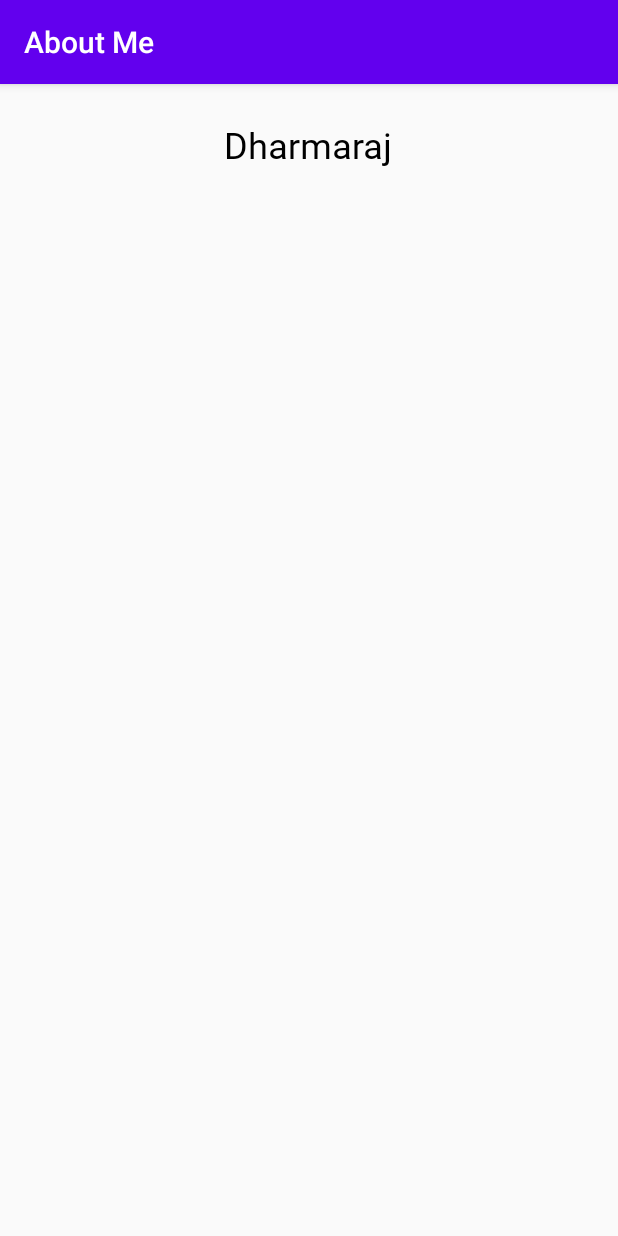
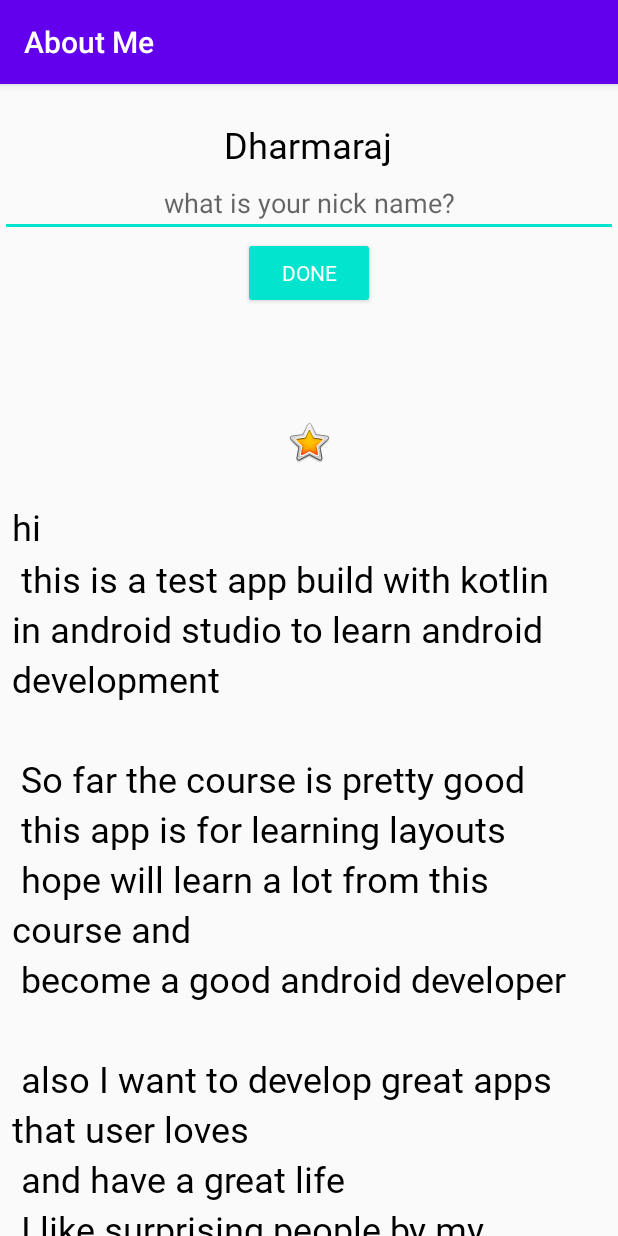
Before and after one commit to dharmaraj-techie/AboutMe, an Android app: the screen it shows after launch (MainActivity), on a phone screen of 412 x 824 dp. Run offline under Robolectric (Android 15) with nearby library versions, the phone set to English and light mode, and no system bars.

Commit message:
add editText field

```diff
--- a/app/src/main/java/com/example/aboutme/MainActivity.kt
+++ b/app/src/main/java/com/example/aboutme/MainActivity.kt
@@ -1,12 +1,35 @@
 package com.example.aboutme
 
+import android.content.Context
 import androidx.appcompat.app.AppCompatActivity
 import android.os.Bundle
+import android.view.View
+import android.view.inputmethod.InputMethodManager
+import android.widget.Button
+import android.widget.EditText
+import android.widget.TextView
 
 class MainActivity : AppCompatActivity() {
 
     override fun onCreate(savedInstanceState: Bundle?) {
         super.onCreate(savedInstanceState)
         setContentView(R.layout.activity_main)
+
+        findViewById<Button>(R.id.done_btn).setOnClickListener { addNickName(it) }
+    }
+
+    private fun addNickName(view: View) {
+        val editText = findViewById<EditText>(R.id.nick_name_edit)
+        val nickname: TextView = findViewById(R.id.nick_name_tv)
+
+        view.visibility = View.GONE
+
+        nickname.text = editText.text
+        editText.visibility = View.GONE
+        nickname.visibility = View.VISIBLE
+
+        // Hide the keyboard.
+        val imm = getSystemService(Context.INPUT_METHOD_SERVICE) as InputMethodManager
+        imm.hideSoftInputFromWindow(view.windowToken, 0)
     }
 }
--- a/app/src/main/res/layout/activity_main.xml
+++ b/app/src/main/res/layout/activity_main.xml
@@ -10,9 +10,60 @@
 
     <TextView
         android:id="@+id/textView"
+        style="@style/name_style"
         android:layout_width="wrap_content"
         android:layout_height="wrap_content"
         android:layout_gravity="center_horizontal"
-        android:text="@string/name"
-        style="@style/name_style" />
+        android:text="@string/name" />
+
+    <EditText
+        android:id="@+id/nick_name_edit"
+        android:layout_width="match_parent"
+        android:layout_height="wrap_content"
+        android:ems="10"
+        android:hint="@string/nick_name_hint"
+        android:inputType="textPersonName"
+        android:textAlignment="center" />
+
+    <Button
+        android:id="@+id/done_btn"
+        style="@style/Widget.AppCompat.Button.Colored"
+        android:layout_width="wrap_content"
+        android:layout_height="wrap_content"
+        android:layout_gravity="center_horizontal"
+        android:fontFamily="@font/roboto"
+        android:text="@string/done_btn" />
+
+    <TextView
+        android:id="@+id/nick_name_tv"
+        style="@style/name_style"
+        android:layout_width="wrap_content"
+        android:layout_height="wrap_content"
+        android:layout_gravity="center_horizontal"
+        android:visibility="invisible" />
+
+    <ImageView
+        android:id="@+id/star_image"
+        android:layout_width="match_parent"
+        android:layout_height="wrap_content"
+        android:layout_marginTop="@dimen/layout_margin"
+        android:contentDescription="@string/yellow_str"
+        app:srcCompat="@android:drawable/btn_star_big_on" />
+
+    <ScrollView
+        android:id="@+id/bio_scroll_view"
+        android:layout_width="match_parent"
+        android:layout_height="match_parent">
+
+        <TextView
+            android:id="@+id/bio_txt"
+            style="@style/name_style"
+            android:layout_width="match_parent"
+            android:layout_height="wrap_content"
+            android:lineSpacingMultiplier="@dimen/line_spacing"
+            android:paddingLeft="@dimen/small_padding"
+            android:paddingRight="@dimen/small_padding"
+            android:paddingBottom="16dp"
+            android:text="@string/bio_string" />
+    </ScrollView>
 </LinearLayout>
--- a/app/src/main/res/values/colors.xml
+++ b/app/src/main/res/values/colors.xml
@@ -2,5 +2,5 @@
 <resources>
     <color name="colorPrimary">#6200EE</color>
     <color name="colorPrimaryDark">#3700B3</color>
-    <color name="colorAccent">#03DAC5</color>
+    <color name="colorAccent">#03E4CE</color>
 </resources>
--- a/app/src/main/res/values/dimens.xml
+++ b/app/src/main/res/values/dimens.xml
@@ -2,4 +2,5 @@
 <resources>
     <dimen name="small_padding">8dp</dimen>
     <dimen name="layout_margin">16dp</dimen>
+    <item name="line_spacing" format="float" type="dimen">1.2</item>
 </resources>
--- a/app/src/main/res/values/strings.xml
+++ b/app/src/main/res/values/strings.xml
@@ -1,4 +1,12 @@
 <resources>
     <string name="app_name">About Me</string>
     <string name="name">Dharmaraj</string>
+    <string name="yellow_str">yellow_star_image</string>
+    <string name="bio_string">hi\n this is a test app build with kotlin in android studio to learn
+        android development \n \n So far the course is pretty good\n this app is for learning
+    layouts \n hope will learn a lot from this course and\n become a good android developer
+    \n\n also I want to develop great apps that user loves \n and have a great life \n I like surprising people
+    by my success and make them wonder how he did that</string>
+    <string name="nick_name_hint">what is your nick name?</string>
+    <string name="done_btn">Done</string>
 </resources>
```
